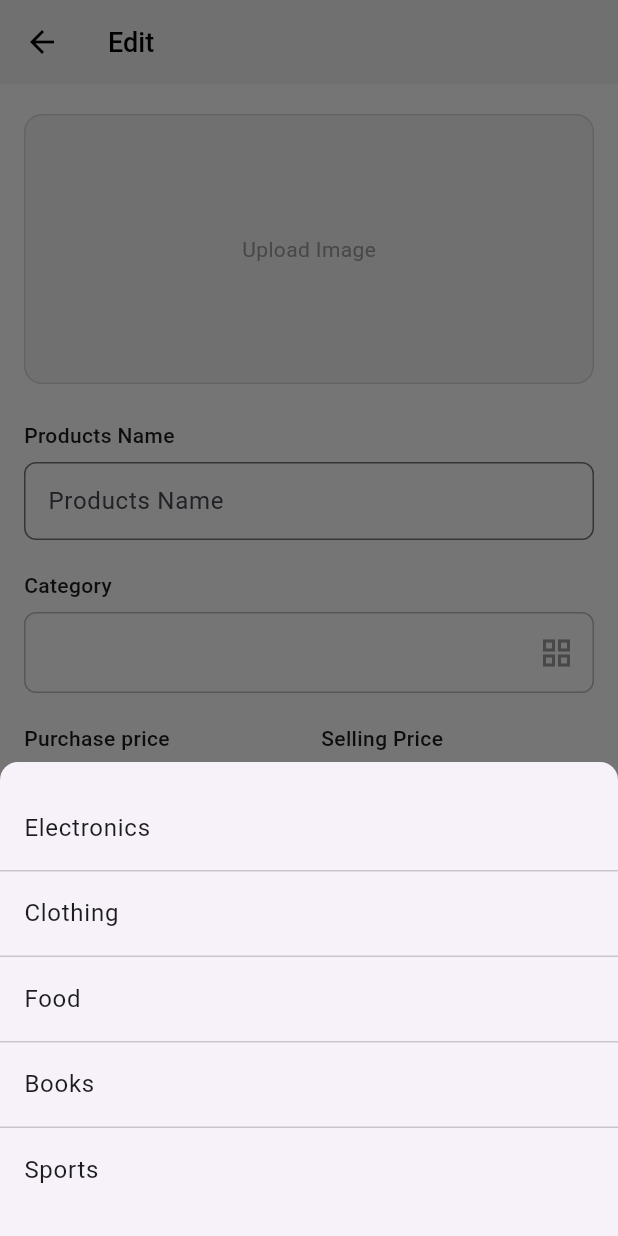
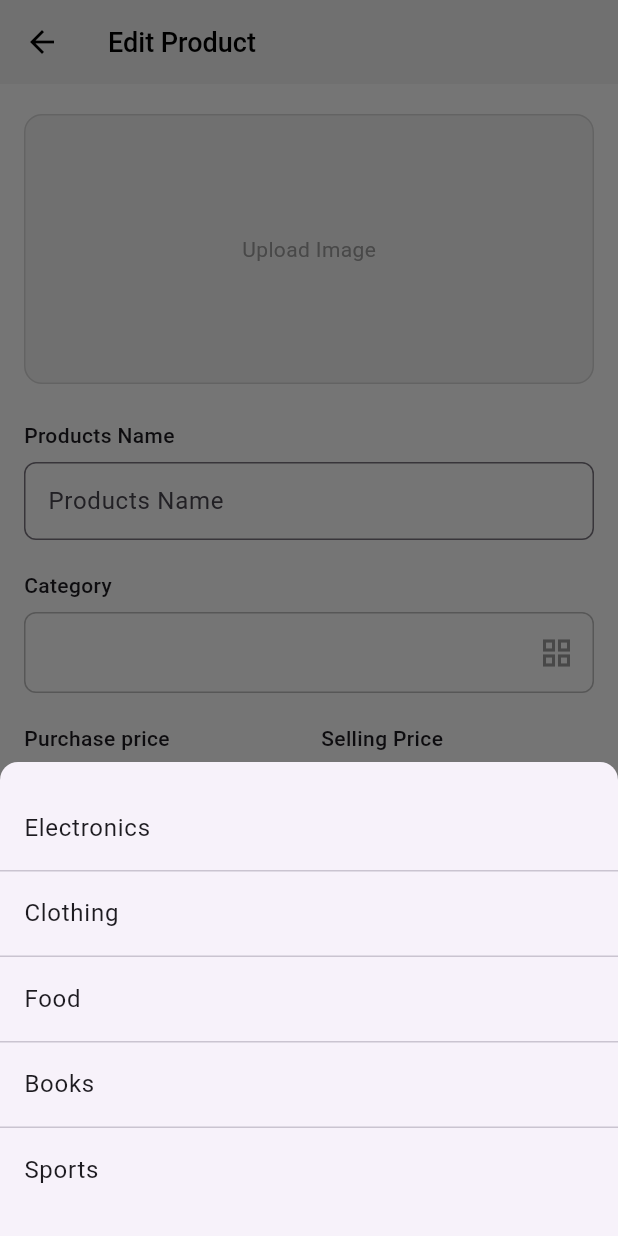
Before and after one commit to HamidSaliqa/prodex, a Flutter app: the EditProductScreen screen opened directly with empty values, after a tap on the "grid view" icon, on a phone screen of 412 x 824 dp. Run offline on Flutter 3.47's test engine with Material 3 defaults, Android fonts, the phone set to English and light mode, and no system bars; our stand-ins replace sqflite; accounts and stored records are empty; statements that could not run were skipped.

Commit message:
ایجاد لودینگ تمام صفحه و اپدیت دیتا در SqLite

```diff
--- a/lib/screens/edit_product_screen.dart
+++ b/lib/screens/edit_product_screen.dart
@@ -1,5 +1,8 @@
+// lib/screens/edit_product_screen.dart
+
 import 'package:flutter/material.dart';
 import '../models/product.dart';
+import '../data/db_helper.dart';
 import '../widgets/add_product/image_picker_section.dart';
 import '../widgets/add_product/name_field_section.dart';
 import '../widgets/add_product/category_field_section.dart';
@@ -9,10 +12,9 @@ import '../widgets/add_product/unit_type_section.dart';
 import '../widgets/add_product/quantity_weight_field.dart';
 import '../widgets/edit_product/edit_action_buttons_section.dart';
 
-/// صفحهٔ ویرایش محصول؛ مقادیر اولیه را از شیء Product می‌گیرد
+/// صفحهٔ ویرایش محصول؛ همراه با overlay لودینگ هنگام ذخیره‌سازی
 class EditProductScreen extends StatefulWidget {
   final Product product;
-
   const EditProductScreen({Key? key, required this.product}) : super(key: key);
 
   @override
@@ -28,6 +30,7 @@ class _EditProductScreenState extends State<EditProductScreen> {
   String? _selectedCategory;
   bool _isAvailable = true;
   bool _isQuantity = true;
+  bool _isLoading = false;
 
   final List<String> _categories = [
     'Electronics', 'Clothing', 'Food', 'Books', 'Sports'
@@ -36,19 +39,17 @@ class _EditProductScreenState extends State<EditProductScreen> {
   @override
   void initState() {
     super.initState();
-    // مقداردهی اولیه از widget.product
-    _nameController = TextEditingController(text: widget.product.name);
+    final p = widget.product;
+    _nameController = TextEditingController(text: p.name);
     _purchaseController =
-        TextEditingController(text: widget.product.purchasePrice.toString());
+        TextEditingController(text: p.purchasePrice.toString());
     _sellingController =
-        TextEditingController(text: widget.product.sellingPrice.toString());
-    _selectedCategory = widget.product.category;
-    _isAvailable = widget.product.isAvailable;
-    _isQuantity = widget.product.quantity > 0;
+        TextEditingController(text: p.sellingPrice.toString());
+    _selectedCategory = p.category;
+    _isAvailable = p.isAvailable;
+    _isQuantity = p.quantity > 0;
     _quantityController = TextEditingController(
-      text: _isQuantity
-          ? widget.product.quantity.toString()
-          : widget.product.weight.toString(),
+      text: _isQuantity ? p.quantity.toString() : p.weight.toString(),
     );
   }
 
@@ -61,10 +62,36 @@ class _EditProductScreenState extends State<EditProductScreen> {
     super.dispose();
   }
 
+  void _handleUpdate() {
+    setState(() => _isLoading = true);
+    _saveUpdatedProduct();
+  }
+
+  Future<void> _saveUpdatedProduct() async {
+    final updated = Product(
+      id: widget.product.id,
+      name: _nameController.text,
+      category: _selectedCategory ?? '',
+      purchasePrice: double.tryParse(_purchaseController.text) ?? 0,
+      sellingPrice: double.tryParse(_sellingController.text) ?? 0,
+      isAvailable: _isAvailable,
+      quantity:
+      _isQuantity ? int.tryParse(_quantityController.text) ?? 0 : 0,
+      weight:
+      !_isQuantity ? double.tryParse(_quantityController.text) ?? 0 : 0,
+      imageUrl: widget.product.imageUrl,
+    );
+
+    await DbHelper.editProduct(updated);
+    // افزودن تأخیر کوچک برای نمایش بهتر لودینگ
+    await Future.delayed(const Duration(seconds: 1));
+    setState(() => _isLoading = false);
+    Navigator.of(context).pop();
+  }
+
   @override
   Widget build(BuildContext context) {
     return Scaffold(
-      // اپ‌بار
       appBar: AppBar(
         backgroundColor: const Color(0xFFF5F5F5),
         elevation: 0,
@@ -73,7 +100,7 @@ class _EditProductScreenState extends State<EditProductScreen> {
           onPressed: () => Navigator.of(context).pop(),
         ),
         title: const Text(
-          'Edit',
+          'Edit Product',
           style: TextStyle(
             color: Colors.black,
             fontSize: 18,
@@ -82,78 +109,69 @@ class _EditProductScreenState extends State<EditProductScreen> {
         ),
       ),
       backgroundColor: Colors.white,
-      // محتوا
-      body: SafeArea(
+      body: Stack(
+        children: [
+          SafeArea(
             child: ListView(
-          padding: const EdgeInsets.symmetric(horizontal: 16.0, vertical: 20.0),
+              padding:
+              const EdgeInsets.symmetric(horizontal: 16, vertical: 20),
               physics: const BouncingScrollPhysics(),
               children: [
-            // ─────────────────────────────────────────────────
-            // 1) Upload Image
                 ImagePickerSection(onTap: () {
-              // TODO: آپلود یا تغییر تصویر
+                  // TODO: تغییر تصویر
                 }),
                 const SizedBox(height: 24),
-
-            // 2) Product Name
                 NameFieldSection(nameController: _nameController),
                 const SizedBox(height: 20),
-
-            // 3) Category
                 CategoryFieldSection(
                   selectedCategory: _selectedCategory,
                   onTap: () => _showCategoryPicker(context),
                 ),
                 const SizedBox(height: 20),
-
-            // 4) Purchase & Selling Price
                 PriceFieldsSection(
                   purchaseController: _purchaseController,
                   sellingController: _sellingController,
                 ),
                 const SizedBox(height: 20),
-
-            // 5) Availability
                 AvailabilitySection(
                   isAvailable: _isAvailable,
                   onChanged: (v) => setState(() => _isAvailable = v),
                 ),
                 const SizedBox(height: 20),
-
-            // 6) Unit Type
                 UnitTypeSection(
                   isQuantity: _isQuantity,
                   onChanged: (v) => setState(() {
                     _isQuantity = v;
-                // مقدار placeholder را در Controller هم آپدیت کنیم
                     _quantityController.text = v
                         ? widget.product.quantity.toString()
                         : widget.product.weight.toString();
                   }),
                 ),
                 const SizedBox(height: 12),
-
-            // 7) Quantity / Weight field
                 QuantityWeightField(
                   isQuantity: _isQuantity,
                   controller: _quantityController,
                 ),
                 const SizedBox(height: 32),
-
-            // 8) Cancel / Update buttons
                 EditActionButtonsSection(
                   onCancel: () => Navigator.of(context).pop(),
-              onUpdate: () {
-                // TODO: منطق ذخیرهٔ تغییرات و بازگشت
-              },
+                  onUpdate: _isLoading ? null : _handleUpdate,
                 ),
               ],
             ),
           ),
+          if (_isLoading)
+            Container(
+              color: Colors.black45,
+              child: const Center(
+                child: CircularProgressIndicator(),
+              ),
+            ),
+        ],
+      ),
     );
   }
 
-  // دیالوگ انتخاب دسته‌بندی (مانند AddProductScreen)
   void _showCategoryPicker(BuildContext context) {
     showModalBottomSheet(
       context: context,
@@ -165,13 +183,15 @@ class _EditProductScreenState extends State<EditProductScreen> {
           shrinkWrap: true,
           itemCount: _categories.length,
           separatorBuilder: (_, __) => const Divider(height: 1),
-          itemBuilder: (_, i) => ListTile(
+          itemBuilder: (_, i) {
+            return ListTile(
               title: Text(_categories[i]),
               onTap: () {
                 setState(() => _selectedCategory = _categories[i]);
                 Navigator.of(ctx).pop();
               },
-          ),
+            );
+          },
         ),
       ),
     );
--- a/lib/widgets/edit_product/edit_action_buttons_section.dart
+++ b/lib/widgets/edit_product/edit_action_buttons_section.dart
@@ -3,7 +3,7 @@ import 'package:flutter/material.dart';
 /// ویجت دکمه‌های انتهای صفحهٔ Edit: «Cancel» و «Update»
 class EditActionButtonsSection extends StatelessWidget {
   final VoidCallback onCancel;
-  final VoidCallback onUpdate;
+  final VoidCallback? onUpdate;
 
   const EditActionButtonsSection({
     Key? key,
```
Lines whose indentation alone changed are shown as unchanged.
